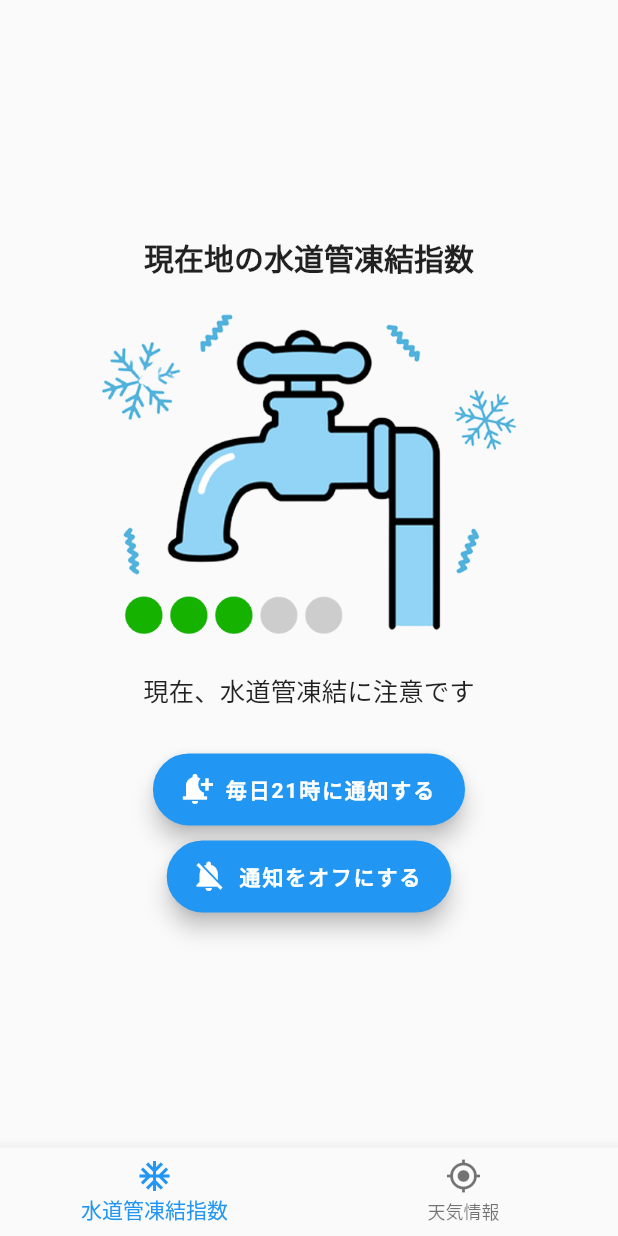
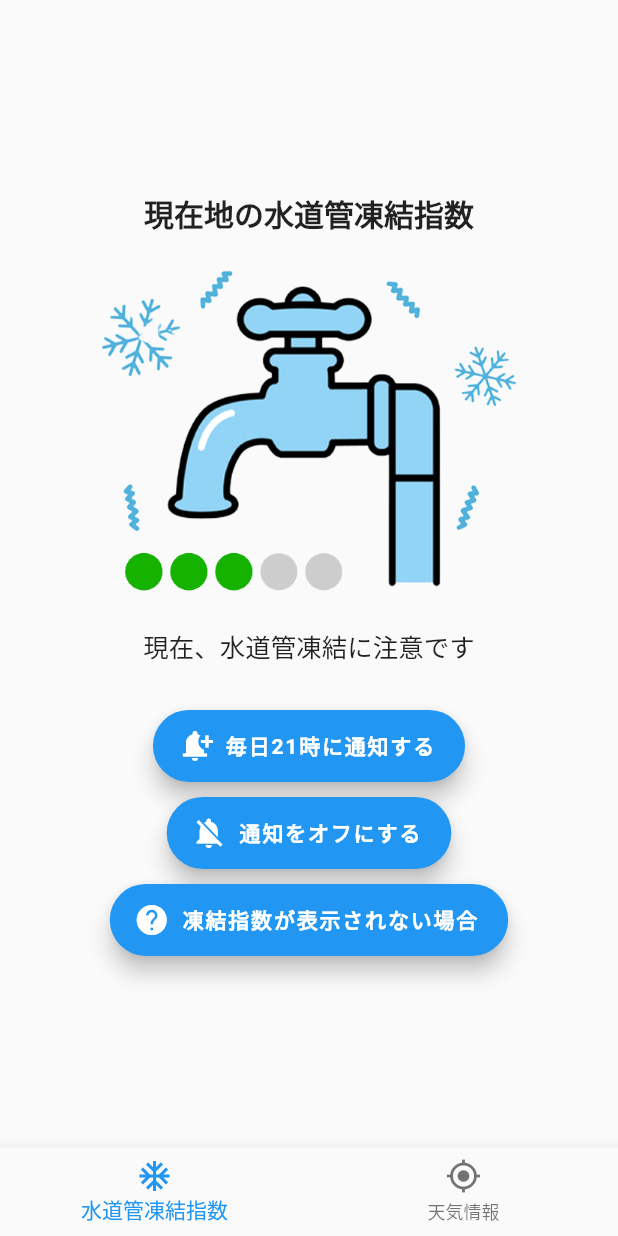
Before and after one commit to muuune/freezing_index_flutter, a Flutter app: the screen it shows after launch, after a tap on "毎日21時に通知する", on a phone screen of 412 x 824 dp. Run offline on Flutter 3.47's test engine with Material 2 defaults, Android fonts, the phone set to English and light mode, and no system bars; our stand-ins replace flutter_local_notifications, flutter_native_timezone, flutter_riverpod, geolocator, introduction_screen, shared_preferences and 1 more; missing offline and left inert: tutorial_coach_mark.

Commit message:
初回起動のみチュートリアル画面を表示するように変更

```diff
--- a/lib/main.dart
+++ b/lib/main.dart
@@ -1,5 +1,6 @@
 import 'dart:developer';
 import 'package:flutter/material.dart';
+import 'package:flutter_coding_test_skeleton/pages/first_page.dart';
 import 'package:flutter_coding_test_skeleton/pages/freezing_index_page.dart';
 import 'package:flutter_coding_test_skeleton/pages/home_page.dart';
 import 'package:flutter_coding_test_skeleton/pages/introduction_page.dart';
@@ -19,7 +20,7 @@ class MyApp extends StatelessWidget {
       theme: ThemeData(
         primarySwatch: Colors.blue,
       ),
-      home: const Tutorial(),
+      home: const FirstPage(),
     );
   }
 }
--- /dev/null
+++ b/lib/pages/first_page.dart
@@ -0,0 +1,36 @@
+import 'package:flutter/material.dart';
+import 'package:flutter_coding_test_skeleton/pages/home_page.dart';
+import 'package:flutter_coding_test_skeleton/pages/introduction_page.dart';
+import 'package:shared_preferences/shared_preferences.dart';
+
+class FirstPage extends StatelessWidget {
+  const FirstPage({super.key});
+
+  @override
+  Widget build(BuildContext context) {
+    WidgetsBinding.instance.addPostFrameCallback((_) => _showTutorial(context));
+    return Scaffold();
+  }
+
+  void _showTutorial(BuildContext context) async {
+    final pref = await SharedPreferences.getInstance();
+
+    if (pref.getBool('isAlreadyFirstLaunch') != true) {
+      Navigator.push(
+        context,
+        MaterialPageRoute(
+          builder: (context) => Tutorial(),
+          fullscreenDialog: true,
+        ),
+      );
+      pref.setBool('isAlreadyFirstLaunch', true);
+    } else {
+      Navigator.push(
+        context,
+        MaterialPageRoute(
+          builder: (context) => HomePage(),
+        ),
+      );
+    }
+  }
+}
--- a/lib/pages/introduction_page.dart
+++ b/lib/pages/introduction_page.dart
@@ -1,3 +1,4 @@
+import 'package:flutter/cupertino.dart';
 import 'package:flutter/material.dart';
 import 'package:flutter_coding_test_skeleton/pages/freezing_index_page.dart';
 import 'package:flutter_coding_test_skeleton/pages/home_page.dart';
@@ -40,12 +41,11 @@ class TutorialCoachMarkExampleState extends ConsumerState<Tutorial> {
 
   void _layout(_) {
     Future.delayed(const Duration(seconds: 1));
-    showTutorial();
+    showTutorial(context);
   }
 
   @override
   Widget build(BuildContext context) {
-    WidgetsBinding.instance.addPostFrameCallback((_) => _showTutorial(context));
     return Scaffold(
         bottomNavigationBar: BottomNavigationBar(
           key: key4,
@@ -96,6 +96,30 @@ class TutorialCoachMarkExampleState extends ConsumerState<Tutorial> {
                     style: const TextStyle(fontWeight: FontWeight.bold)),
                 onPressed: () {}),
           ),
+          Container(
+              margin: const EdgeInsets.only(bottom: 10),
+              child: FloatingActionButton.extended(
+                  icon: const Icon(Icons.help),
+                  label: const Text('凍結指数が表示されない場合',
+                      style: const TextStyle(fontWeight: FontWeight.bold)),
+                  onPressed: () async {
+                    showCupertinoDialog(
+                        context: context,
+                        builder: (BuildContext context) {
+                          return CupertinoAlertDialog(
+                            content: const Text(
+                                '凍結指数が表示されない場合は\n「設定」からアプリの位置情報をオンにしてください。'),
+                            actions: <Widget>[
+                              TextButton(
+                                onPressed: () {
+                                  Navigator.pop(context);
+                                },
+                                child: const Text('OK'),
+                              ),
+                            ],
+                          );
+                        });
+                  })),
         ])));
   }
 
@@ -124,7 +148,7 @@ class TutorialCoachMarkExampleState extends ConsumerState<Tutorial> {
                     Padding(
                       padding: EdgeInsets.only(top: 10.0),
                       child: Text(
-                        "指数は、現在地の最低気温をもとに導き出されています。\n方角や風の計算はしていませんので、あくまで参考までに。",
+                        "指数は、現在地の気温をもとに導き出しています。\n方角や風の計算はしていませんので、あくまで参考までに。",
                         style: TextStyle(color: Colors.white),
                       ),
                     ),
@@ -159,7 +183,7 @@ class TutorialCoachMarkExampleState extends ConsumerState<Tutorial> {
                     const Padding(
                       padding: EdgeInsets.only(top: 10.0),
                       child: Text(
-                        "通知を見るだけで、今夜の水抜きが必要かどうか確認できます。 \n水抜き忘れの防止にもなるのでおすすめですよ。",
+                        "通知を見るだけで、今夜の水抜きが必要かどうか確認できます。 \n水抜き忘れの防止にもなるのでおすすめです。\n\n※通知を行う際は、このアプリを終了しないようお願いします。\nアプリが終了してしまうと、天気情報を取得することができなくなります。\n必ずバックグラウンド状態にしておいてください。",
                         style: TextStyle(color: Colors.white),
                       ),
                     ),
@@ -256,7 +280,7 @@ class TutorialCoachMarkExampleState extends ConsumerState<Tutorial> {
                     Padding(
                       padding: const EdgeInsets.only(top: 10.0),
                       child: Text(
-                        "天気情報も合わせて確認してみてください！",
+                        "天気情報も合わせて確認してみてください！\n\nこの後表示される、位置情報と通知の許可は、必ずオンにしていただくようお願いいたします。",
                         style: TextStyle(color: Colors.white),
                       ),
                     ),
@@ -283,7 +307,9 @@ class TutorialCoachMarkExampleState extends ConsumerState<Tutorial> {
     );
   }
 
-  void showTutorial() {
+  void showTutorial(BuildContext context) async {
+    final pref = await SharedPreferences.getInstance();
+
     tutorialCoachMark = TutorialCoachMark(
         targets: targets,
         textSkip: "SKIP",
@@ -296,21 +322,6 @@ class TutorialCoachMarkExampleState extends ConsumerState<Tutorial> {
           Navigator.pushNamed(context, '/first');
         })
       ..show(context: context);
-  }
-
-  void _showTutorial(BuildContext context) async {
-    final pref = await SharedPreferences.getInstance();
-
-    if (pref.getBool('isAlreadyFirstLaunch') != true) {
-      Navigator.push(
-        context,
-        MaterialPageRoute(
-          builder: (context) => Tutorial(),
-          fullscreenDialog: true,
-        ),
-      );
-      pref.setBool('isAlreadyFirstLaunch', true);
-    }
   }
 
   Future<void> _registerMessage({
```
Also changed, not shown: lib/pages/current_weather_page.dart (+25 -0 lines), lib/pages/freezing_index_page.dart (+28 -3 lines), lib/show_weather.dart (+9 -9 lines), 5 other files.
